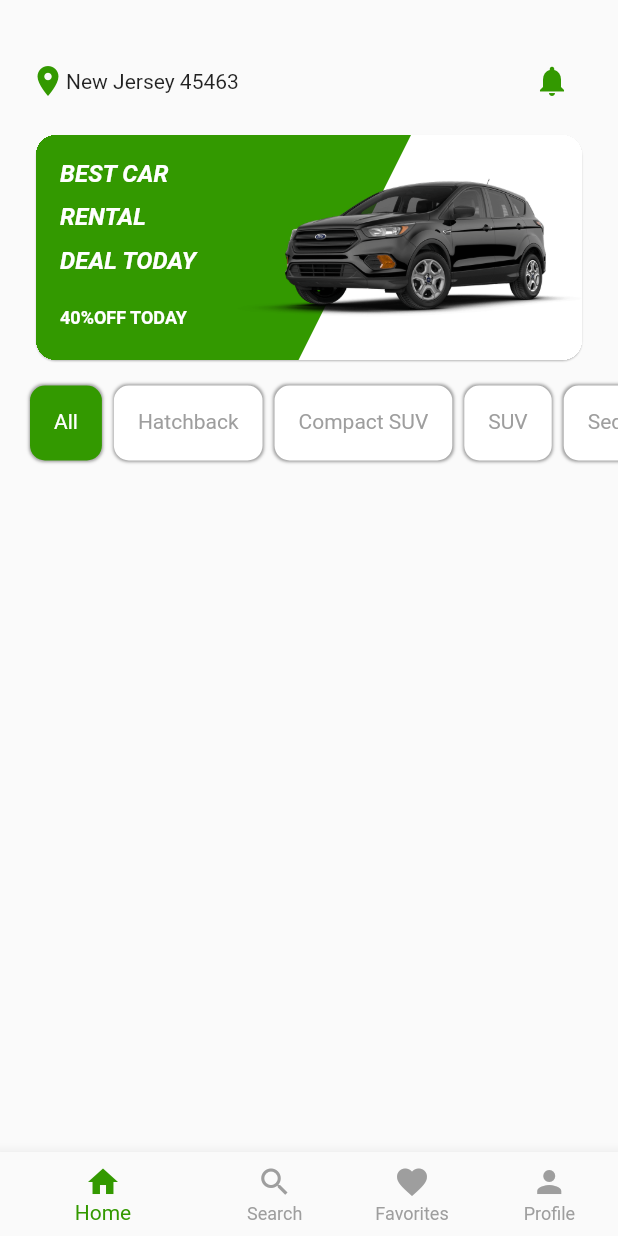
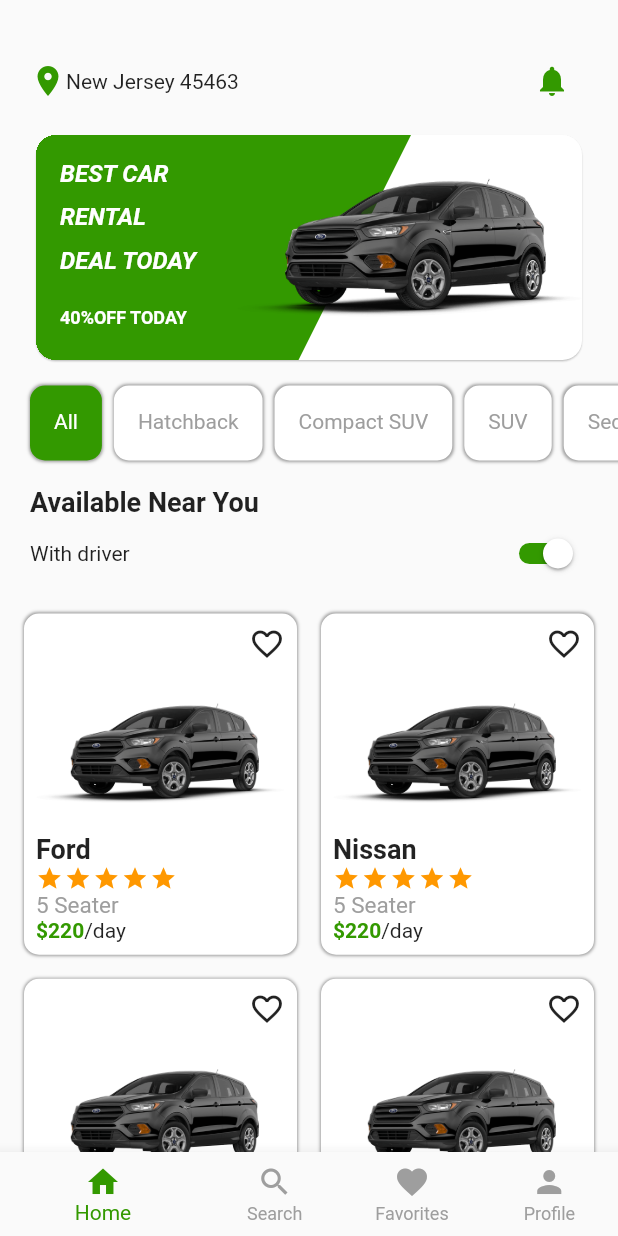
Before and after one commit to SaulUrtecho/rental-car-app, a Flutter app: the AppView screen opened by its route, on a phone screen of 412 x 824 dp. Run offline on Flutter 3.47's test engine with Material 2 defaults, Android fonts, the light colour scheme and no system bars.

Commit message:
upload changes

```diff
--- a/lib/ui/app_view/app_view.dart
+++ b/lib/ui/app_view/app_view.dart
@@ -13,12 +13,15 @@
 }
 
 class _AppViewState extends State<AppView> {
+  /// this index is changed if user select a item in the BottomNavigator
   int _currentIndex = 0;
+
+  /// list of screens
   final List<Widget> _screens = const [
-    HomeScreen(),
-    SearchScreen(),
-    FavoritesScreen(),
-    ProfileScreen(),
+    HomeScreen(), // index 0 // finished
+    SearchScreen(), // index 1 // *TODO
+    FavoritesScreen(), // index 2 // *TODO
+    ProfileScreen(), // index 3 // *TODO
   ];
 
   @override
@@ -30,7 +33,7 @@
         unselectedItemColor: Colors.grey,
         showUnselectedLabels: true,
         currentIndex: _currentIndex,
-        onTap: (index) => setState(() => _currentIndex = index),
+        onTap: (index) => setState(() => _currentIndex = index), // if is selected, we update index
         items: const [
           BottomNavigationBarItem(icon: Icon(Icons.home), label: 'Home'),
           BottomNavigationBarItem(icon: Icon(Icons.search), label: 'Search'),
--- /dev/null
+++ b/lib/ui/design/card_shadow.dart
@@ -0,0 +1,36 @@
+import 'package:flutter/material.dart';
+
+class CardShadow extends StatelessWidget {
+  final Widget child;
+  final Color backgroundColor;
+  final double radius;
+  final VoidCallback? onTap;
+  final EdgeInsetsGeometry padding;
+
+  const CardShadow({
+    super.key,
+    required this.child,
+    this.backgroundColor = Colors.white,
+    this.radius = 10,
+    this.onTap,
+    this.padding = EdgeInsets.zero,
+  });
+
+  @override
+  Widget build(BuildContext context) {
+    return GestureDetector(
+      onTap: onTap,
+      child: DecoratedBox(
+        decoration: BoxDecoration(
+          color: backgroundColor,
+          borderRadius: BorderRadius.all(Radius.circular(radius)),
+          boxShadow: const [BoxShadow(color: Colors.grey, blurRadius: 1.0, spreadRadius: 0.5)],
+        ),
+        child: Padding(
+          padding: padding,
+          child: child,
+        ),
+      ),
+    );
+  }
+}
--- /dev/null
+++ b/lib/ui/home/components/available_near_row.dart
@@ -0,0 +1,73 @@
+import 'package:flutter/material.dart';
+import 'package:rental_car_app/ui/design/app_colors.dart';
+
+class AvailableNearRow extends StatelessWidget {
+  const AvailableNearRow({super.key});
+
+  @override
+  Widget build(BuildContext context) {
+    return Padding(
+      padding: const EdgeInsets.symmetric(horizontal: 20),
+      child: Row(
+        children: [
+          Row(
+            children: const [
+              Text('With driver', style: TextStyle(fontSize: 14)),
+            ],
+          ),
+          const Spacer(),
+          Row(
+            mainAxisAlignment: MainAxisAlignment.end,
+            children: const [
+              SwitchAvailable(),
+            ],
+          ),
+        ],
+      ),
+    );
+  }
+}
+
+class TextAvailableNextYou extends StatelessWidget {
+  const TextAvailableNextYou({super.key});
+
+  @override
+  Widget build(BuildContext context) {
+    return Padding(
+      padding: const EdgeInsets.symmetric(horizontal: 20),
+      child: Row(
+        children: const [
+          Text('Available Near You',
+              style: TextStyle(
+                fontSize: 18,
+                fontWeight: FontWeight.bold,
+              )),
+        ],
+      ),
+    );
+  }
+}
+
+class SwitchAvailable extends StatefulWidget {
+  const SwitchAvailable({super.key});
+
+  @override
+  State<SwitchAvailable> createState() => _SwitchAvailableState();
+}
+
+class _SwitchAvailableState extends State<SwitchAvailable> {
+  bool _isNearEnable = true;
+
+  @override
+  Widget build(BuildContext context) {
+    return Switch(
+        activeTrackColor: AppColors.green,
+        activeColor: Colors.white,
+        value: _isNearEnable,
+        onChanged: (value) {
+          setState(() {
+            _isNearEnable = value;
+          });
+        });
+  }
+}
--- /dev/null
+++ b/lib/ui/home/components/card_grid.dart
@@ -0,0 +1,110 @@
+import 'package:flutter/material.dart';
+import 'package:rental_car_app/ui/design/app_colors.dart';
+import 'package:rental_car_app/ui/design/card_shadow.dart';
+import 'package:rental_car_app/ui/home/components/home_grid.dart';
+
+class CardGrid extends StatelessWidget {
+  final CarDetails _carDetails;
+  const CardGrid(this._carDetails, {super.key});
+
+  @override
+  Widget build(BuildContext context) {
+    return CardShadow(
+        padding: const EdgeInsets.all(8),
+        child: Stack(
+          children: [
+            Column(
+              mainAxisAlignment: MainAxisAlignment.end,
+              crossAxisAlignment: CrossAxisAlignment.start,
+              children: [
+                Padding(
+                  padding: const EdgeInsets.symmetric(vertical: 20),
+                  child: SizedBox(
+                    width: 250,
+                    child: Image(
+                      image: AssetImage(_carDetails.image),
+                    ),
+                  ),
+                ),
+                Text(
+                  _carDetails.name,
+                  style: const TextStyle(
+                    fontSize: 18,
+                    fontWeight: FontWeight.bold,
+                  ),
+                ),
+                Row(
+                  children: const [
+                    Icon(Icons.star, color: Colors.orange, size: 18),
+                    SizedBox(width: 1),
+                    Icon(Icons.star, color: Colors.orange, size: 18),
+                    SizedBox(width: 1),
+                    Icon(Icons.star, color: Colors.orange, size: 18),
+                    SizedBox(width: 1),
+                    Icon(Icons.star, color: Colors.orange, size: 18),
+                    SizedBox(width: 1),
+                    Icon(Icons.star, color: Colors.orange, size: 18),
+                  ],
+                ),
+                Row(
+                  children: const [
+                    Text(
+                      '5 Seater',
+                      style: TextStyle(fontSize: 15, color: Colors.grey),
+                    ),
+                  ],
+                ),
+                Row(
+                  children: [
+                    RichText(
+                      text: TextSpan(
+                        style: DefaultTextStyle.of(context).style,
+                        children: const <TextSpan>[
+                          TextSpan(
+                              text: r'$220', style: TextStyle(color: AppColors.green, fontWeight: FontWeight.bold)),
+                          TextSpan(
+                            text: '/day',
+                          ),
+                        ],
+                      ),
+                    )
+                  ],
+                ),
+              ],
+            ),
+            Align(alignment: Alignment.topRight, child: HeartIcon(_carDetails.name))
+          ],
+        ));
+  }
+}
+
+class HeartIcon extends StatefulWidget {
+  final String _carName;
+  const HeartIcon(this._carName, {super.key});
+
+  @override
+  State<HeartIcon> createState() => _HeartIconState();
+}
+
+class _HeartIconState extends State<HeartIcon> {
+  bool isEnable = false;
+
+  @override
+  Widget build(BuildContext context) {
+    return GestureDetector(
+      child: Icon(isEnable ? Icons.favorite : Icons.favorite_border, color: isEnable ? AppColors.green : null),
+      onTap: () {
+        setState(() => isEnable = !isEnable);
+
+        final message = isEnable ? 'Added to Favorites.' : 'Removed from favorites.';
+
+        final snackBar = SnackBar(
+          content: Text('${widget._carName} $message'),
+          backgroundColor: Colors.green,
+        );
+
+        ScaffoldMessenger.of(context).showSnackBar(snackBar);
+      },
+    );
+  }
+}
--- a/lib/ui/home/components/card_header.dart
+++ b/lib/ui/home/components/card_header.dart
@@ -13,12 +13,12 @@
         elevation: 0.5,
         shape: const RoundedRectangleBorder(borderRadius: BorderRadius.all(Radius.circular(13.0))),
         clipBehavior: Clip.hardEdge,
-        child: Container(
+        child: SizedBox(
           height: 150,
           width: 500,
           child: Stack(
             children: [
-              Container(color: Colors.white),
+              const ColoredBox(color: Colors.white),
               ClipPath(
                 clipper: DiagonalClipPath(),
                 child: Container(
--- a/lib/ui/home/components/home_grid.dart
+++ b/lib/ui/home/components/home_grid.dart
@@ -0,0 +1,38 @@
+import 'package:flutter/material.dart';
+import 'package:rental_car_app/ui/home/components/card_grid.dart';
+
+class HomeGrid extends StatelessWidget {
+  const HomeGrid({super.key});
+
+  List<CarDetails> get cars => const [
+        CarDetails(name: 'Ford', image: 'assets/img/car.png'),
+        CarDetails(name: 'Nissan', image: 'assets/img/car.png'),
+        CarDetails(name: 'Audi', image: 'assets/img/car.png'),
+        CarDetails(name: 'Toyota', image: 'assets/img/car.png'),
+      ];
+
+  @override
+  Widget build(BuildContext context) {
+    return Expanded(
+      child: GridView.builder(
+        shrinkWrap: true,
+        padding: const EdgeInsets.all(16),
+        itemCount: cars.length,
+        itemBuilder: (_, index) => CardGrid(cars[index]), // we pass the CarDetails obj
+        gridDelegate: const SliverGridDelegateWithFixedCrossAxisCount(
+          crossAxisCount: 2,
+          childAspectRatio: 0.8,
+          mainAxisSpacing: 16,
+          crossAxisSpacing: 16,
+        ),
+      ),
+    );
+  }
+}
+
+class CarDetails {
+  final String name;
+  final String image;
+
+  const CarDetails({required this.name, required this.image});
+}
--- a/lib/ui/home/components/home_header.dart
+++ b/lib/ui/home/components/home_header.dart
@@ -1,4 +1,5 @@
 import 'package:flutter/material.dart';
+import 'package:rental_car_app/ui/home/components/available_near_row.dart';
 import 'package:rental_car_app/ui/home/components/card_header.dart';
 import 'package:rental_car_app/ui/home/components/list_horizontal.dart';
 import 'package:rental_car_app/ui/home/components/ubication_row.dart';
@@ -16,6 +17,9 @@
         CardHeader(),
         SizedBox(height: 8),
         ListHorizontal(),
+        SizedBox(height: 12),
+        TextAvailableNextYou(),
+        AvailableNearRow(),
       ],
     );
   }
--- a/lib/ui/home/components/tap_type.dart
+++ b/lib/ui/home/components/tap_type.dart
@@ -1,5 +1,6 @@
 import 'package:flutter/material.dart';
 import 'package:rental_car_app/ui/design/app_colors.dart';
+import 'package:rental_car_app/ui/design/card_shadow.dart';
 
 class TapType extends StatelessWidget {
   final String text;
@@ -17,26 +18,14 @@
   Widget build(BuildContext context) {
     return Padding(
       padding: const EdgeInsets.symmetric(vertical: 5),
-      child: GestureDetector(
+      child: CardShadow(
         onTap: onTap,
-        child: DecoratedBox(
-          decoration: BoxDecoration(
-            color: isSelected == true ? AppColors.green : Colors.white,
-            borderRadius: const BorderRadius.all(Radius.circular(10)),
-            boxShadow: const [
-              BoxShadow(
-                color: Colors.grey,
-                blurRadius: 1.0,
-                spreadRadius: 0.5,
-              )
-            ],
-          ),
-          child: Padding(
-            padding: const EdgeInsets.all(16.0),
-            child: Text(
-              text,
-              style: TextStyle(color: isSelected == true ? Colors.white : Colors.grey),
-            ),
+        backgroundColor: isSelected == true ? AppColors.green : Colors.white,
+        child: Padding(
+          padding: const EdgeInsets.all(16.0),
+          child: Text(
+            text,
+            style: TextStyle(color: isSelected == true ? Colors.white : Colors.grey),
           ),
         ),
       ),
--- a/lib/ui/home/home_screen.dart
+++ b/lib/ui/home/home_screen.dart
@@ -1,4 +1,5 @@
 import 'package:flutter/material.dart';
+import 'package:rental_car_app/ui/home/components/home_grid.dart';
 import 'package:rental_car_app/ui/home/components/home_header.dart';
 
 class HomeScreen extends StatelessWidget {
@@ -10,6 +11,7 @@
       body: Column(
         children: const [
           HomeHeader(),
+          HomeGrid(),
         ],
       ),
     );
```
